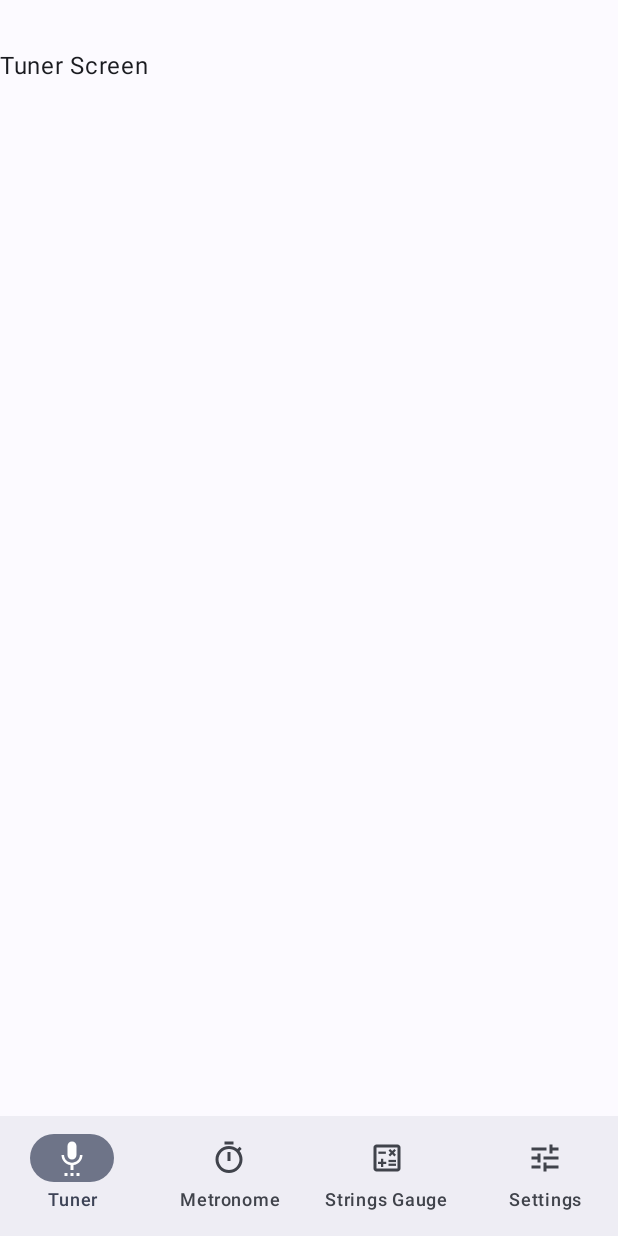
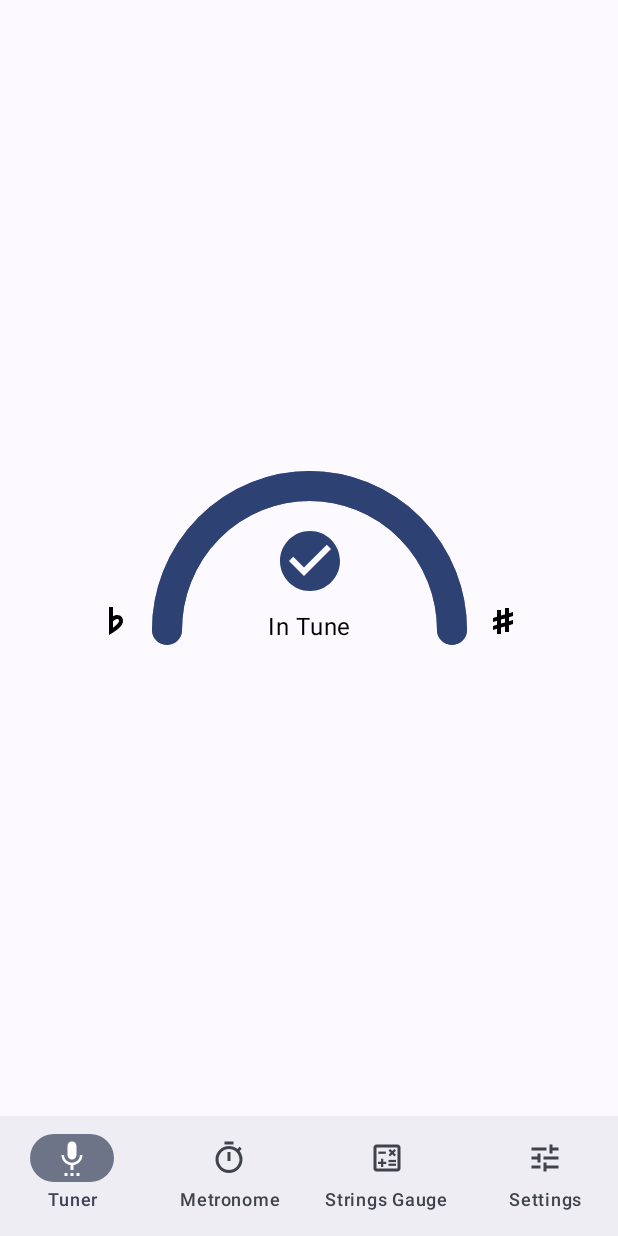
Before and after one commit to GitaristErik/GuitarTuner, an Android app built with Jetpack Compose: the @Preview function TunerPreview, on a phone screen of 412 x 824 dp. Run offline under Robolectric (Android 15) with nearby library versions, the phone set to English and light mode, and no system bars; our stand-ins replace window size class; libraries missing offline, so code that uses them is left out: com.google.accompanist.adaptive, com.rohankhayech.android.

Commit message:
Write display for tuner - chart with currently played note

```diff
--- a/app/src/main/java/com/example/guitartuner/MainActivity.kt
+++ b/app/src/main/java/com/example/guitartuner/MainActivity.kt
@@ -5,14 +5,11 @@ import androidx.activity.ComponentActivity
 import androidx.activity.compose.setContent
 import androidx.activity.enableEdgeToEdge
 import androidx.compose.material3.windowsizeclass.ExperimentalMaterial3WindowSizeClassApi
-import androidx.compose.material3.windowsizeclass.WindowSizeClass
 import androidx.compose.material3.windowsizeclass.calculateWindowSizeClass
 import androidx.compose.runtime.Composable
-import androidx.compose.ui.platform.LocalConfiguration
-import androidx.compose.ui.unit.DpSize
-import androidx.compose.ui.unit.dp
 import com.example.guitartuner.ui.BaseApp
 import com.example.guitartuner.ui.theme.GuitarTunerTheme
+import com.example.guitartuner.ui.theme.PreviewWindowWrapper
 import com.google.accompanist.adaptive.calculateDisplayFeatures
 import com.rohankhayech.android.util.ui.preview.OrientationThemePreview
 
@@ -36,25 +33,13 @@ class MainActivity : ComponentActivity() {
     }
 }
 
-@OptIn(ExperimentalMaterial3WindowSizeClassApi::class)
+@OrientationThemePreview
 @Composable
-fun PreviewWrapper() {
-    val windowSize = WindowSizeClass.calculateFromSize(
-        with(LocalConfiguration.current) {
-            DpSize(width = screenWidthDp.dp, height = screenHeightDp.dp)
-        }
-    )
-
-    GuitarTunerTheme {
+private fun TunerPreview() {
+    PreviewWindowWrapper {
         BaseApp(
-            windowSize = windowSize,
+            windowSize = it,
             displayFeatures = emptyList()
         )
     }
 }
-
-@OrientationThemePreview
-@Composable
-private fun TunerPreview() {
-    PreviewWrapper()
-}
--- a/app/src/main/java/com/example/guitartuner/ui/BaseApp.kt
+++ b/app/src/main/java/com/example/guitartuner/ui/BaseApp.kt
@@ -2,6 +2,7 @@ package com.example.guitartuner.ui
 
 import androidx.compose.animation.AnimatedVisibility
 import androidx.compose.foundation.background
+import androidx.compose.foundation.layout.Box
 import androidx.compose.foundation.layout.Column
 import androidx.compose.foundation.layout.Row
 import androidx.compose.foundation.layout.fillMaxSize
@@ -9,14 +10,17 @@ import androidx.compose.material3.DrawerValue
 import androidx.compose.material3.MaterialTheme
 import androidx.compose.material3.ModalNavigationDrawer
 import androidx.compose.material3.PermanentNavigationDrawer
+import androidx.compose.material3.Scaffold
 import androidx.compose.material3.rememberDrawerState
 import androidx.compose.material3.windowsizeclass.WindowHeightSizeClass
 import androidx.compose.material3.windowsizeclass.WindowSizeClass
 import androidx.compose.material3.windowsizeclass.WindowWidthSizeClass
 import androidx.compose.runtime.Composable
 import androidx.compose.runtime.getValue
+import androidx.compose.runtime.mutableDoubleStateOf
 import androidx.compose.runtime.remember
 import androidx.compose.runtime.rememberCoroutineScope
+import androidx.compose.ui.Alignment
 import androidx.compose.ui.Modifier
 import androidx.navigation.NavHostController
 import androidx.navigation.compose.NavHost
@@ -25,14 +29,15 @@ import androidx.navigation.compose.currentBackStackEntryAsState
 import androidx.navigation.compose.rememberNavController
 import androidx.window.layout.DisplayFeature
 import androidx.window.layout.FoldingFeature
+import com.example.guitartuner.domain.entity.settings.TuningDisplayType
 import com.example.guitartuner.ui.navigation.AppBottomNavigationBar
+import com.example.guitartuner.ui.navigation.AppNavigationActions
 import com.example.guitartuner.ui.navigation.AppNavigationRail
+import com.example.guitartuner.ui.navigation.AppRoute
+import com.example.guitartuner.ui.navigation.AppTopLevelDestination
 import com.example.guitartuner.ui.navigation.ModalNavigationDrawerContent
 import com.example.guitartuner.ui.navigation.PermanentNavigationDrawerContent
-import com.example.guitartuner.ui.navigation.AppNavigationActions
-import com.example.guitartuner.ui.navigation.AppRoute
-import com.example.guitartuner.ui.navigation.AppTopLevelDestination
-import com.example.guitartuner.ui.tuner.TunerScreen
+import com.example.guitartuner.ui.tuner.components.TuningDisplay
 import com.example.guitartuner.ui.utils.AppNavigationInfo
 import com.example.guitartuner.ui.utils.ContentType
 import com.example.guitartuner.ui.utils.DevicePosture
@@ -246,9 +251,13 @@ private fun AppNavHost(
         startDestination = AppRoute.TUNER,
     ) {
         composable(AppRoute.TUNER) {
-            TunerScreen(
+/*            TunerScreen(
                 appNavigationInfo = appNavigationInfo,
-            )
+            )*/
+//            EmptyComingSoon()
+            Box(modifier = Modifier.fillMaxSize(), Alignment.Center) {
+                TuningDisplay(noteOffset = remember { mutableDoubleStateOf(0.09) }, TuningDisplayType.SEMITONES) {}
+            }
         }
         composable(AppRoute.METRONOME) {
             EmptyComingSoon()
--- a/app/src/main/java/com/example/guitartuner/ui/EmptyComingSoon.kt
+++ b/app/src/main/java/com/example/guitartuner/ui/EmptyComingSoon.kt
@@ -14,6 +14,7 @@ import androidx.compose.ui.text.style.TextAlign
 import androidx.compose.ui.tooling.preview.Preview
 import androidx.compose.ui.unit.dp
 import com.example.guitartuner.R
+import com.rohankhayech.android.util.ui.preview.ThemePreview
 
 @Composable
 fun EmptyComingSoon(
@@ -41,7 +42,7 @@ fun EmptyComingSoon(
     }
 }
 
-@Preview
+@ThemePreview
 @Composable
 fun ComingSoonPreview() {
     EmptyComingSoon()
--- a/app/src/main/java/com/example/guitartuner/ui/theme/Theme.kt
+++ b/app/src/main/java/com/example/guitartuner/ui/theme/Theme.kt
@@ -3,12 +3,18 @@ package com.example.guitartuner.ui.theme
 import android.os.Build
 import androidx.compose.foundation.isSystemInDarkTheme
 import androidx.compose.material3.MaterialTheme
+import androidx.compose.material3.Surface
 import androidx.compose.material3.darkColorScheme
 import androidx.compose.material3.dynamicDarkColorScheme
 import androidx.compose.material3.dynamicLightColorScheme
 import androidx.compose.material3.lightColorScheme
+import androidx.compose.material3.windowsizeclass.ExperimentalMaterial3WindowSizeClassApi
+import androidx.compose.material3.windowsizeclass.WindowSizeClass
 import androidx.compose.runtime.Composable
+import androidx.compose.ui.platform.LocalConfiguration
 import androidx.compose.ui.platform.LocalContext
+import androidx.compose.ui.unit.DpSize
+import androidx.compose.ui.unit.dp
 
 private val DarkColorScheme = darkColorScheme(
     primary = Purple80,
@@ -63,3 +69,26 @@ fun GuitarTunerTheme(
         content = content
     )
 }
+
+@OptIn(ExperimentalMaterial3WindowSizeClassApi::class)
+@Composable
+fun PreviewWindowWrapper(content: @Composable (WindowSizeClass) -> Unit) {
+    val windowSize = WindowSizeClass.calculateFromSize(
+        with(LocalConfiguration.current) {
+            DpSize(width = screenWidthDp.dp, height = screenHeightDp.dp)
+        }
+    )
+
+    GuitarTunerTheme {
+        content(windowSize)
+    }
+}
+
+@Composable
+fun PreviewWrapper(content: @Composable () -> Unit) {
+    GuitarTunerTheme {
+        Surface {
+            content()
+        }
+    }
+}
--- /dev/null
+++ b/app/src/main/java/com/example/guitartuner/ui/tuner/components/TuningDisplay.kt
@@ -0,0 +1,431 @@
+package com.example.guitartuner.ui.tuner.components
+
+import androidx.annotation.DrawableRes
+import androidx.compose.animation.animateColorAsState
+import androidx.compose.animation.core.animateFloatAsState
+import androidx.compose.animation.core.spring
+import androidx.compose.animation.core.tween
+import androidx.compose.foundation.horizontalScroll
+import androidx.compose.foundation.layout.Arrangement
+import androidx.compose.foundation.layout.Column
+import androidx.compose.foundation.layout.Row
+import androidx.compose.foundation.layout.Spacer
+import androidx.compose.foundation.layout.defaultMinSize
+import androidx.compose.foundation.layout.height
+import androidx.compose.foundation.layout.padding
+import androidx.compose.foundation.layout.requiredSize
+import androidx.compose.foundation.layout.size
+import androidx.compose.foundation.rememberScrollState
+import androidx.compose.material.ContentAlpha
+import androidx.compose.material.LocalContentAlpha
+import androidx.compose.material.icons.Icons
+import androidx.compose.material.icons.filled.CheckCircle
+import androidx.compose.material.icons.filled.GraphicEq
+import androidx.compose.material3.Icon
+import androidx.compose.material3.MaterialTheme
+import androidx.compose.material3.Text
+import androidx.compose.runtime.Composable
+import androidx.compose.runtime.CompositionLocalProvider
+import androidx.compose.runtime.State
+import androidx.compose.runtime.derivedStateOf
+import androidx.compose.runtime.getValue
+import androidx.compose.runtime.mutableDoubleStateOf
+import androidx.compose.runtime.mutableStateOf
+import androidx.compose.runtime.remember
+import androidx.compose.ui.Alignment
+import androidx.compose.ui.Modifier
+import androidx.compose.ui.draw.drawBehind
+import androidx.compose.ui.geometry.Offset
+import androidx.compose.ui.graphics.Color
+import androidx.compose.ui.graphics.StrokeCap
+import androidx.compose.ui.graphics.compositeOver
+import androidx.compose.ui.graphics.drawscope.DrawScope
+import androidx.compose.ui.graphics.drawscope.Stroke
+import androidx.compose.ui.graphics.lerp
+import androidx.compose.ui.platform.LocalLayoutDirection
+import androidx.compose.ui.res.painterResource
+import androidx.compose.ui.res.stringResource
+import androidx.compose.ui.unit.LayoutDirection
+import androidx.compose.ui.unit.dp
+import com.example.guitartuner.R
+import com.example.guitartuner.domain.entity.settings.TuningDisplayType
+import com.example.guitartuner.domain.entity.tuner.Tuner
+import com.example.guitartuner.ui.theme.PreviewWrapper
+import com.rohankhayech.android.util.ui.preview.LargeFontPreview
+import com.rohankhayech.android.util.ui.preview.ThemePreview
+import kotlin.math.abs
+import kotlin.math.sign
+
+/**
+ * UI component consisting of a visual meter and
+ * text label displaying the current tuning [offset][noteOffset].
+ *
+ * @param noteOffset The offset between the currently playing note and the selected string.
+ * @param displayType Type of tuning offset value to display.
+ * @param onTuned Called when the detected note is held in tune.
+ */
+@Composable
+fun TuningDisplay(
+    noteOffset: State<Double?>,
+    displayType: TuningDisplayType,
+    onTuned: () -> Unit
+) {
+    // colors
+    val colorProcessing = MaterialTheme.colorScheme.tertiary
+    val colorGood = MaterialTheme.colorScheme.primary
+    val colorBad = MaterialTheme.colorScheme.error
+
+    val colorProcessingBack = MaterialTheme.colorScheme.tertiaryContainer
+    val colorGoodBack = MaterialTheme.colorScheme.primaryContainer
+    val colorBadBack = MaterialTheme.colorScheme.errorContainer
+
+    val colorOnBack = MaterialTheme.colorScheme.onSurface
+    val colorBack = MaterialTheme.colorScheme.outlineVariant
+
+
+    // -----
+    val offset = noteOffset.value
+
+    // Calculate meter position.
+    val meterPosition by animateFloatAsState(
+        targetValue = remember(offset) {
+            derivedStateOf {
+                if (offset != null) {
+                    (offset.toFloat() / 4f).coerceIn(-1f..1f)
+                } else {
+                    0f
+                }
+            }
+        }.value,
+        label = "Tuning Meter Position"
+    )
+    val absPosition = abs(meterPosition)
+
+    val (targetColor, targetBackgroundColor) = remember(absPosition) {
+        derivedStateOf {
+            if (absPosition != 0f) {
+                // Gradient from green to red based on offset.
+                if (absPosition < 0.5) {
+                    lerp(colorGood, colorProcessing, absPosition * 2f) to
+                            lerp(colorGoodBack, colorProcessingBack, absPosition * 2f)
+
+                } else {
+                    lerp(colorProcessing, colorBad, (absPosition - 0.5f) * 2f) to
+                            lerp(colorProcessingBack, colorBadBack, (absPosition - 0.5f) * 2f)
+                }
+            } else {
+//                colorOnBack to colorBack
+                // Listening color
+                colorOnBack.copy(alpha = 0.85f).compositeOver(colorBack) to
+                        colorOnBack.copy(alpha = 0.1f).compositeOver(colorBack)
+
+            }
+        }
+    }.value
+
+    // Calculate colour of meter and label.
+    val color by animateColorAsState(
+        targetValue = targetColor,
+        label = "Tuning Meter Color"
+    )
+    val backgroundColor by animateColorAsState(
+        targetValue = targetBackgroundColor,
+        label = "Tuning Meter Background Color"
+    )
+
+    val inTune = offset != null && abs(offset) < Tuner.TUNED_OFFSET_THRESHOLD
+
+    val indicatorSize by animateFloatAsState(
+        targetValue = if (inTune) 1f else 2 / 180f,
+        animationSpec = if (inTune) tween(Tuner.TUNED_SUSTAIN_TIME - 50, 50) else spring(),
+        finishedListener = {
+            if (it == 1f) {
+                onTuned()
+            }
+        },
+        label = "Tuning Indicator Size"
+    )
+
+    // Content
+    Row(
+        modifier = Modifier
+            .horizontalScroll(rememberScrollState())
+            .padding(16.dp),
+        verticalAlignment = Alignment.Bottom,
+        horizontalArrangement = Arrangement.spacedBy(8.dp)
+    ) {
+        AccidentalIcon(R.drawable.music_accidental_flat, contentDescription = "Flat")
+        TuningMeter(
+            indicatorPosition = meterPosition,
+            indicatorSize = indicatorSize,
+            color = color,
+            backgroundColor = backgroundColor
+        ) {
+            TuningMeterLabel(noteOffset = offset, color = color, displayType = displayType)
+        }
+        AccidentalIcon(R.drawable.music_accidental_sharp, contentDescription = "Sharp")
+    }
+}
+
+/**
+ * Meter visually displaying the current tuning offset.
+ *
+ * @param indicatorPosition Position of the indicator on the track, as a percentage value from -1.0 (leftmost) to 1.0 (rightmost).
+ * @param indicatorSize Size of the indicator as a percentage value from 0.0 (no width) to 1.0 (full width of meter).
+ * @param color Color of the indicator.
+ * @param backgroundColor Color of the track
+ * @param labelContent Label to display inside the meter arc.
+ */
+@Composable
+private fun TuningMeter(
+    indicatorPosition: Float,
+    indicatorSize: Float,
+    color: Color,
+    backgroundColor: Color,
+    labelContent: @Composable () -> Unit
+) {
+    val dirIndicatorPos = when (LocalLayoutDirection.current) {
+        LayoutDirection.Ltr -> indicatorPosition
+        LayoutDirection.Rtl -> -indicatorPosition
+    }
+
+    Column(
+        modifier = Modifier
+            .defaultMinSize(210.dp, 116.dp)
+            .drawBehind {
+                drawMeter(
+                    indicatorColor = color,
+                    trackColor = backgroundColor,
+                    indicatorPosition = dirIndicatorPos,
+                    indicatorSize = indicatorSize
+                )
+            },
+        verticalArrangement = Arrangement.Bottom,
+        horizontalAlignment = Alignment.CenterHorizontally
+    ) {
+        labelContent()
+    }
+}
+
+/**
+ * Draws a circular meter with a variable-size indicator and background track.
+ *
+ * @param indicatorColor Color of the indicator.
+ * @param trackColor Color of the background track.
+ * @param indicatorPosition Position of the indicator on the track, as a percentage value from -1.0 (leftmost) to 1.0 (rightmost).
+ * @param indicatorSize Size of the indicator as a percentage value from 0.0 (no width) to 1.0 (full width of meter).
+ */
+private fun DrawScope.drawMeter(
+    indicatorColor: Color,
+    trackColor: Color,
+    indicatorPosition: Float,
+    indicatorSize: Float,
+) {
+    // Arc size
+    val strokeWidth = 20.dp.toPx()
+    val arcSize =
+        size.copy(height = size.height * 2 - strokeWidth * 2, width = size.width - strokeWidth)
+    val offset = Offset(strokeWidth / 2, strokeWidth / 2)
+
+    // Background Track
+    drawArc(
+        color = trackColor,
+        startAngle = -180f,
+        sweepAngle = 180f,
+        size = arcSize,
+        topLeft = offset,
+        style = Stroke(
+            width = strokeWidth,
+            cap = StrokeCap.Round
+        ),
+        useCenter = false
+    )
+
+    // Indicator
+    val startAngle = -90f
+    val indicatorSpan = indicatorSize * 180f
+    val indicatorAngle = indicatorPosition * (90f - (indicatorSpan / 2)) - (indicatorSpan / 2)
+    drawArc(
+        color = indicatorColor,
+        startAngle = startAngle + indicatorAngle,
+        sweepAngle = indicatorSpan,
+        size = arcSize,
+        topLeft = offset,
+        style = Stroke(
+            width = strokeWidth,
+            cap = StrokeCap.Round
+        ),
+        useCenter = false
+    )
+}
+
+/**
+ * Label displaying the [note offset][noteOffset]
+ * and tuning state with the specified [color] and [displayType].
+ */
+@Composable
+private fun TuningMeterLabel(
+    noteOffset: Double?,
+    displayType: TuningDisplayType,
+    color: Color
+) {
+    Spacer(modifier = Modifier.height(24.dp))
+
+    // Listening
+    if (noteOffset == null) {
+        Icon(
+            modifier = Modifier
+                .padding(bottom = 8.dp)
+                .size(48.dp),
+            tint = color,
+            imageVector = Icons.Default.GraphicEq,
+            contentDescription = null
+        )
+        Text(text = stringResource(id = R.string.listening))
+
+        // In Tune
+    } else if (abs(noteOffset) < Tuner.TUNED_OFFSET_THRESHOLD) {
+        Icon(
+            modifier = Modifier
+                .padding(bottom = 8.dp)
+                .size(48.dp),
+            tint = color,
+            imageVector = Icons.Default.CheckCircle,
+            contentDescription = null
+        )
+        Text(text = stringResource(id = R.string.in_tune))
+
+        // Out of Tune
+    } else {
+        val offset = noteOffset * displayType.multiplier
+        val dp = if (displayType == TuningDisplayType.SEMITONES) 1 else 0 // decimal places
+
+        Text( // Offset Value
+            color = color,
+            text = "%+.${dp}f".format(offset),
+            style = MaterialTheme.typography.titleLarge
+        )
+        Text(
+            text = when (displayType) {
+                TuningDisplayType.SIMPLE -> stringResource(
+                    id = if (noteOffset.sign > 0) R.string.tune_down else R.string.tune_up
+                )
+
+                TuningDisplayType.SEMITONES -> stringResource(id = R.string.semitones)
+                TuningDisplayType.CENTS -> stringResource(id = R.string.cents)
+            }
+        )
+    }
+}
+
+/**
+ * Composable displaying an accidental (sharp or flat) icon.
+ * @param icon The icon resource.
+ * @param contentDescription Description of the icon for accessibility.
+ */
+@Composable
+private fun AccidentalIcon(
+    @DrawableRes icon: Int,
+    contentDescription: String
+) {
+    CompositionLocalProvider(LocalContentAlpha provides ContentAlpha.disabled) {
+        Icon(
+            painter = painterResource(icon),
+            contentDescription = contentDescription,
+            modifier = Modifier.requiredSize(32.dp)
+        )
+    }
+}
+
+// PREVIEWS
+@ThemePreview
+@Composable
+private fun ListeningPreview() {
+    PreviewWrapper {
+        TuningDisplay(
+            noteOffset = remember { mutableStateOf(null) },
+            TuningDisplayType.SEMITONES
+        ) {}
+    }
+}
+
+@ThemePreview
+@Composable
+private fun InTunePreview() {
+    PreviewWrapper {
+        TuningDisplay(
+            noteOffset = remember { mutableDoubleStateOf(0.09) },
+            TuningDisplayType.SEMITONES
+        ) {}
+    }
+}
+
+@ThemePreview
+@Composable
+private fun ProcessToGoodPreview() {
+    Column {
+        PreviewWrapper {
+            TuningDisplay(
+                noteOffset = remember { mutableDoubleStateOf(1.07) },
+                TuningDisplayType.SIMPLE
+            ) {}
+        }
+        PreviewWrapper {
+            TuningDisplay(
+                noteOffset = remember { mutableDoubleStateOf(-1.67) },
+                TuningDisplayType.SIMPLE
+            ) {}
+        }
+    }
+}
+@ThemePreview
+@Composable
+private fun ProcessToBadPreview() {
+    Column {
+        PreviewWrapper {
+            TuningDisplay(
+                noteOffset = remember { mutableDoubleStateOf(2.17) },
+                TuningDisplayType.SIMPLE
+            ) {}
+        }
+        PreviewWrapper {
+            TuningDisplay(
+                noteOffset = remember { mutableDoubleStateOf(-3.07) },
+                TuningDisplayType.SIMPLE
+            ) {}
+        }
+    }
+}
+
+@ThemePreview
+@Composable
+private fun RedPreview() {
+    PreviewWrapper {
+        TuningDisplay(
+            noteOffset = remember { mutableDoubleStateOf(-27.0) },
+            TuningDisplayType.CENTS
+        ) {}
+    }
+}
+
+@LargeFontPreview
+@Composable
+private fun LargeFontLabelPreview() {
+    PreviewWrapper {
+        TuningDisplay(
+            noteOffset = remember { mutableDoubleStateOf(2.7) },
+            TuningDisplayType.SIMPLE
+        ) {}
+    }
+}
+
+@LargeFontPreview
+@Composable
+private fun LargeFontIconPreview() {
+    PreviewWrapper {
+        TuningDisplay(
+            noteOffset = remember { mutableDoubleStateOf(0.09) },
+            TuningDisplayType.SEMITONES
+        ) {}
+    }
+}
--- /dev/null
+++ b/app/src/main/res/drawable/music_accidental_flat.xml
@@ -0,0 +1,19 @@
+<!--
+  ~ Choona - Guitar Tuner
+  ~ Copyright (C) 2023 Rohan Khayech
+  ~
+  ~ This program is free software: you can redistribute it and/or modify
+  ~ it under the terms of the GNU General Public License as published by
+  ~ the Free Software Foundation, either version 3 of the License, or
+  ~ (at your option) any later version.
+  ~
+  ~ This program is distributed in the hope that it will be useful,
+  ~ but WITHOUT ANY WARRANTY; without even the implied warranty of
+  ~ MERCHANTABILITY or FITNESS FOR A PARTICULAR PURPOSE.  See the
+  ~ GNU General Public License for more details.
+  ~
+  ~ You should have received a copy of the GNU General Public License
+  ~ along with this program.  If not, see <https://www.gnu.org/licenses/>.
+  -->
+
+<!-- drawable/music_accidental_flat.xml --><vector xmlns:android="http://schemas.android.com/apk/res/android" android:height="24dp" android:width="24dp" android:viewportWidth="24" android:viewportHeight="24"><path android:fillColor="#000000" android:pathData="M8.5 19C13.36 16.26 15.5 13.91 15.5 12C15.5 10.59 14.79 9 12.5 9C11.8 9 11.11 9.28 10.5 9.67V5H8.5M10.5 15.38V12.26C11.12 11.59 11.95 11 12.5 11C13.09 11 13.5 11.07 13.5 12C13.5 12.15 13.4 13.3 10.5 15.38Z" /></vector>
--- /dev/null
+++ b/app/src/main/res/drawable/music_accidental_sharp.xml
@@ -0,0 +1,19 @@
+<!--
+  ~ Choona - Guitar Tuner
+  ~ Copyright (C) 2023 Rohan Khayech
+  ~
+  ~ This program is free software: you can redistribute it and/or modify
+  ~ it under the terms of the GNU General Public License as published by
+  ~ the Free Software Foundation, either version 3 of the License, or
+  ~ (at your option) any later version.
+  ~
+  ~ This program is distributed in the hope that it will be useful,
+  ~ but WITHOUT ANY WARRANTY; without even the implied warranty of
+  ~ MERCHANTABILITY or FITNESS FOR A PARTICULAR PURPOSE.  See the
+  ~ GNU General Public License for more details.
+  ~
+  ~ You should have received a copy of the GNU General Public License
+  ~ along with this program.  If not, see <https://www.gnu.org/licenses/>.
+  -->
+
+<!-- drawable/music_accidental_sharp.xml --><vector xmlns:android="http://schemas.android.com/apk/res/android" android:height="24dp" android:width="24dp" android:viewportWidth="24" android:viewportHeight="24"><path android:fillColor="#000000" android:pathData="M17 9.5V7.5L15 8.1V5.5H13V8.7L11 9.3V6.5H9V9.9L7 10.5V12.5L9 11.9V13.9L7 14.5V16.5L9 15.9V18.5H11V15.3L13 14.7V17.5H15V14.1L17 13.5V11.5L15 12.1V10.1L17 9.5M13 12.7L11 13.3V11.3L13 10.7V12.7Z" /></vector>
--- a/app/src/main/res/values/strings.xml
+++ b/app/src/main/res/values/strings.xml
@@ -12,5 +12,14 @@
     <string name="empty_screen_title">Screen under construction</string>
     <string name="empty_screen_subtitle">This screen is still under construction. This sample will help you learn about adaptive layouts in Jetpack Compose</string>
 
+<!--    Tuner -->
+<!--    Tuner: Chart -->
+    <string name="listening">Listening</string>
+    <string name="in_tune">In Tune</string>
+    <string name="tune_up">Tune Up</string>
+    <string name="tune_down">Tune Down</string>
+    <string name="semitones">Semitones</string>
+    <string name="cents">Cents</string>
+    <string name="auto_detect_label">Auto</string>
 
 </resources>
```
Also changed, not shown: app/src/main/java/com/example/guitartuner/domain/entity/settings/TunerPreferences.kt (added, +80 -0 lines), app/src/main/java/com/example/guitartuner/domain/entity/tuner/Tuner.kt (added, +28 -0 lines).
